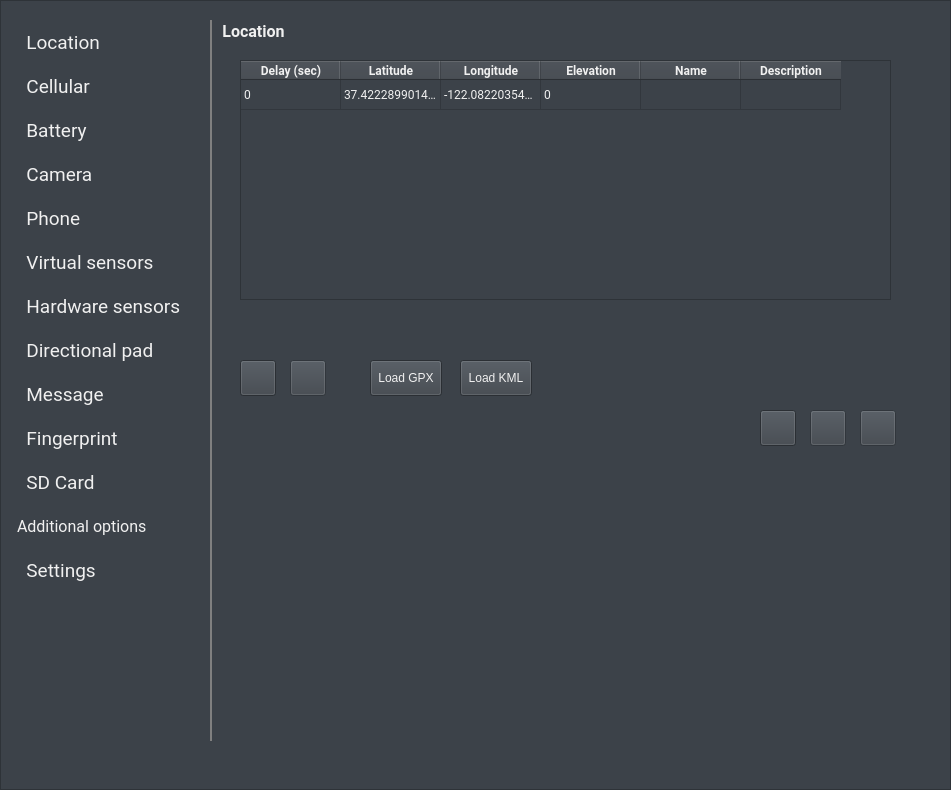
Above: android/skin/qt/extended.ui from aosp-mirror/platform_external_qemu before the change. Below: the same form after it.
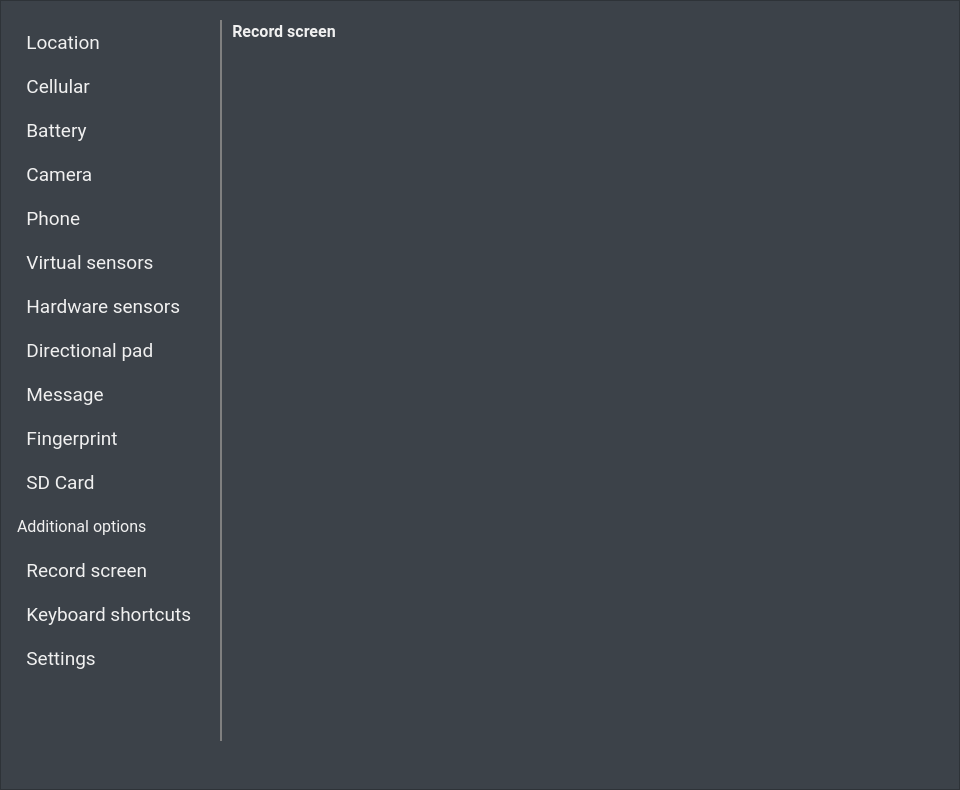
That is the form after the change. The open tabs and pages were chosen to show the change. Icons and pictures are not drawn.

Commit message:
Add icons for the remaining major tabs
Add tabs for Record screen and Keyboard shortcuts.
Add icons for Camera, Virtual sensors, Hardware
sensors, D-pad, Record screen, Keyboard shortcuts.

Diff of the .ui file:
```diff
--- a/android/skin/qt/extended.ui
+++ b/android/skin/qt/extended.ui
@@ -6,7 +6,7 @@
    <rect>
     <x>0</x>
     <y>0</y>
-    <width>951</width>
+    <width>960</width>
     <height>790</height>
    </rect>
   </property>
@@ -33,7 +33,7 @@
   <widget class="QStackedWidget" name="stackedWidget">
    <property name="geometry">
     <rect>
-     <x>220</x>
+     <x>230</x>
      <y>20</y>
      <width>691</width>
      <height>721</height>
@@ -1530,6 +1530,58 @@
      </property>
     </widget>
    </widget>
+   <widget class="QWidget" name="page_6">
+    <widget class="QGroupBox" name="recordScrGroup">
+     <property name="geometry">
+      <rect>
+       <x>0</x>
+       <y>0</y>
+       <width>121</width>
+       <height>31</height>
+      </rect>
+     </property>
+     <property name="font">
+      <font>
+       <family>Roboto</family>
+       <pointsize>12</pointsize>
+       <weight>75</weight>
+       <bold>true</bold>
+      </font>
+     </property>
+     <property name="styleSheet">
+      <string notr="true">border: 0px;</string>
+     </property>
+     <property name="title">
+      <string>Record screen</string>
+     </property>
+    </widget>
+   </widget>
+   <widget class="QWidget" name="page_7">
+    <widget class="QGroupBox" name="kbdShortsGroup">
+     <property name="geometry">
+      <rect>
+       <x>0</x>
+       <y>0</y>
+       <width>151</width>
+       <height>31</height>
+      </rect>
+     </property>
+     <property name="font">
+      <font>
+       <family>Roboto</family>
+       <pointsize>12</pointsize>
+       <weight>75</weight>
+       <bold>true</bold>
+      </font>
+     </property>
+     <property name="styleSheet">
+      <string notr="true">border: 0px;</string>
+     </property>
+     <property name="title">
+      <string>Keyboard shortcuts</string>
+     </property>
+    </widget>
+   </widget>
    <widget class="QWidget" name="page_5">
     <widget class="QGroupBox" name="sd_group_2">
      <property name="geometry">
@@ -1839,7 +1891,7 @@
     <rect>
      <x>16</x>
      <y>196</y>
-     <width>194</width>
+     <width>204</width>
      <height>44</height>
     </rect>
    </property>
@@ -1883,7 +1935,7 @@
     <rect>
      <x>16</x>
      <y>108</y>
-     <width>194</width>
+     <width>204</width>
      <height>44</height>
     </rect>
    </property>
@@ -1927,7 +1979,7 @@
     <rect>
      <x>16</x>
      <y>372</y>
-     <width>194</width>
+     <width>204</width>
      <height>44</height>
     </rect>
    </property>
@@ -1971,7 +2023,7 @@
     <rect>
      <x>16</x>
      <y>20</y>
-     <width>194</width>
+     <width>204</width>
      <height>44</height>
     </rect>
    </property>
@@ -2015,7 +2067,7 @@
     <rect>
      <x>16</x>
      <y>64</y>
-     <width>194</width>
+     <width>204</width>
      <height>44</height>
     </rect>
    </property>
@@ -2059,7 +2111,7 @@
     <rect>
      <x>16</x>
      <y>416</y>
-     <width>194</width>
+     <width>204</width>
      <height>44</height>
     </rect>
    </property>
@@ -2103,7 +2155,7 @@
     <rect>
      <x>16</x>
      <y>460</y>
-     <width>194</width>
+     <width>204</width>
      <height>44</height>
     </rect>
    </property>
@@ -2147,7 +2199,7 @@
     <rect>
      <x>16</x>
      <y>152</y>
-     <width>194</width>
+     <width>204</width>
      <height>44</height>
     </rect>
    </property>
@@ -2191,7 +2243,7 @@
     <rect>
      <x>16</x>
      <y>240</y>
-     <width>194</width>
+     <width>204</width>
      <height>44</height>
     </rect>
    </property>
@@ -2235,7 +2287,7 @@
     <rect>
      <x>16</x>
      <y>284</y>
-     <width>194</width>
+     <width>204</width>
      <height>44</height>
     </rect>
    </property>
@@ -2279,7 +2331,7 @@
     <rect>
      <x>16</x>
      <y>328</y>
-     <width>194</width>
+     <width>204</width>
      <height>44</height>
     </rect>
    </property>
@@ -2321,7 +2373,7 @@
   <widget class="Line" name="VertDivider">
    <property name="geometry">
     <rect>
-     <x>210</x>
+     <x>220</x>
      <y>20</y>
      <width>2</width>
      <height>721</height>
@@ -2344,8 +2396,8 @@
    <property name="geometry">
     <rect>
      <x>16</x>
-     <y>548</y>
-     <width>194</width>
+     <y>636</y>
+     <width>204</width>
      <height>44</height>
     </rect>
    </property>
@@ -2391,9 +2443,9 @@
    <property name="geometry">
     <rect>
      <x>16</x>
-     <y>592</y>
-     <width>194</width>
-     <height>149</height>
+     <y>680</y>
+     <width>204</width>
+     <height>61</height>
     </rect>
    </property>
    <property name="autoFillBackground">
@@ -2426,7 +2478,7 @@
     <rect>
      <x>16</x>
      <y>504</y>
-     <width>194</width>
+     <width>204</width>
      <height>44</height>
     </rect>
    </property>
@@ -2458,6 +2510,94 @@
     <string>MajorTabTitle</string>
    </property>
   </widget>
+  <widget class="QPushButton" name="kbdShortsButton">
+   <property name="geometry">
+    <rect>
+     <x>16</x>
+     <y>592</y>
+     <width>204</width>
+     <height>44</height>
+    </rect>
+   </property>
+   <property name="font">
+    <font>
+     <family>Roboto</family>
+     <pointsize>14</pointsize>
+    </font>
+   </property>
+   <property name="autoFillBackground">
+    <bool>false</bool>
+   </property>
+   <property name="styleSheet">
+    <string notr="true">text-align: left;</string>
+   </property>
+   <property name="text">
+    <string>  Keyboard shortcuts</string>
+   </property>
+   <property name="icon">
+    <iconset resource="resources.qrc">
+     <normaloff>:/light/keyboard</normaloff>:/light/keyboard</iconset>
+   </property>
+   <property name="iconSize">
+    <size>
+     <width>20</width>
+     <height>20</height>
+    </size>
+   </property>
+   <property name="flat">
+    <bool>true</bool>
+   </property>
+   <property name="themeIconName" stdset="0">
+    <string>keyboard</string>
+   </property>
+   <property name="ColorGroup" stdset="0">
+    <string>MajorTab</string>
+   </property>
+  </widget>
+  <widget class="QPushButton" name="recordScrButton">
+   <property name="geometry">
+    <rect>
+     <x>16</x>
+     <y>548</y>
+     <width>204</width>
+     <height>44</height>
+    </rect>
+   </property>
+   <property name="font">
+    <font>
+     <family>Roboto</family>
+     <pointsize>14</pointsize>
+    </font>
+   </property>
+   <property name="autoFillBackground">
+    <bool>false</bool>
+   </property>
+   <property name="styleSheet">
+    <string notr="true">text-align: left;</string>
+   </property>
+   <property name="text">
+    <string>  Record screen</string>
+   </property>
+   <property name="icon">
+    <iconset resource="resources.qrc">
+     <normaloff>:/light/vidCam</normaloff>:/light/vidCam</iconset>
+   </property>
+   <property name="iconSize">
+    <size>
+     <width>20</width>
+     <height>20</height>
+    </size>
+   </property>
+   <property name="flat">
+    <bool>true</bool>
+   </property>
+   <property name="themeIconName" stdset="0">
+    <string>vidCam</string>
+   </property>
+   <property name="ColorGroup" stdset="0">
+    <string>MajorTab</string>
+   </property>
+  </widget>
  </widget>
  <tabstops>
   <tabstop>locationButton</tabstop>
```
Left out of the diff: 58 changed lines with no effect on the pictures. The commit also changes 16 other files.
